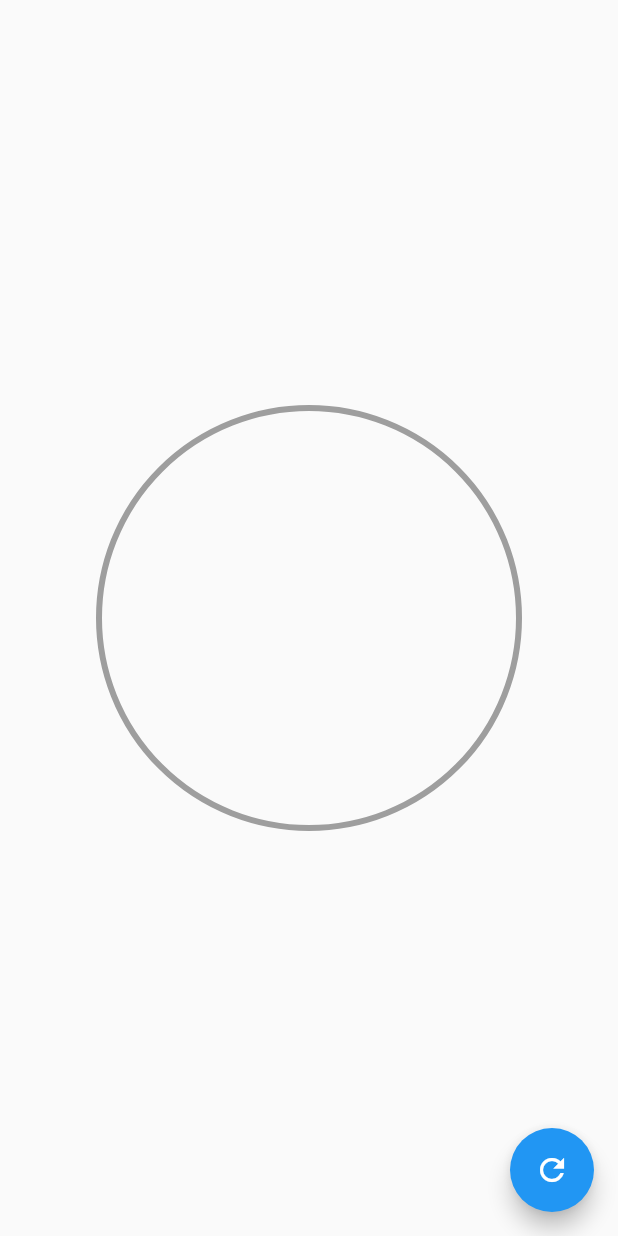
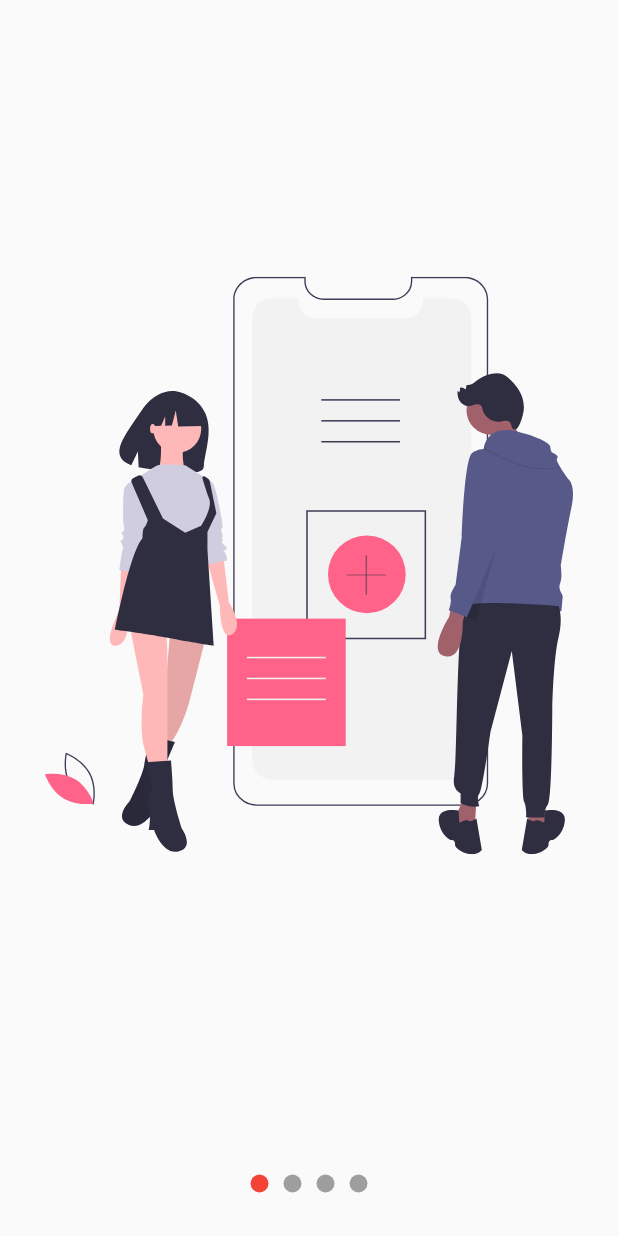
Before and after one commit to geceba/AnimacionesFlutter, a Flutter app: the screen it shows after launch, on a phone screen of 412 x 824 dp. Run offline on Flutter 3.47's test engine with Material 2 defaults, Android fonts, the phone set to English and light mode, and no system bars; our stand-ins replace flutter_svg.

Commit message:
slideshow

```diff
--- a/lib/main.dart
+++ b/lib/main.dart
@@ -1,7 +1,8 @@
 //import 'package:animation/src/pages/Animations.dart';
 //import 'package:animation/src/pages/Headers.dart';
 //import 'package:animation/src/challenge/cuadrado_animado_page.dart';
-import 'package:animation/src/pages/GraficasCirculares.dart';
+//import 'package:animation/src/pages/GraficasCirculares.dart';
+import 'package:animation/src/pages/SlideShow.dart';
 import 'package:flutter/material.dart';
 
 void main() => runApp(MyApp());
@@ -12,7 +13,7 @@ class MyApp extends StatelessWidget {
     return MaterialApp(
       title: 'Diseños',
       debugShowCheckedModeBanner: false,
-      home: GraficasCircularesPage(),
+      home: SlideShowPage(),
     );
   }
 }
--- /dev/null
+++ b/lib/src/labs/slideshow.dart
@@ -0,0 +1,114 @@
+import 'package:animation/src/models/slider_model.dart';
+import 'package:flutter/material.dart';
+import 'package:flutter_svg/flutter_svg.dart';
+import 'package:provider/provider.dart';
+
+class SlideShowPage extends StatelessWidget {
+  @override
+  Widget build(BuildContext context) {
+    return ChangeNotifierProvider(
+      create: (_) => new SliderModel(),
+      child: Scaffold(
+        body: Center(
+          child: Column(
+            children: <Widget>[
+              Expanded(child: _Slides()),
+              _Dots(),
+            ],
+          ),
+        ),
+      ),
+    );
+  }
+}
+
+class _Dots extends StatelessWidget {
+  @override
+  Widget build(BuildContext context) {
+    return Container(
+      width: double.infinity,
+      height: 70,
+      child: Row(
+        mainAxisAlignment: MainAxisAlignment.center,
+        children: <Widget>[
+          _Dot(0),
+          _Dot(1),
+          _Dot(2),
+        ],
+      ),
+    );
+  }
+}
+
+class _Dot extends StatelessWidget {
+  final int index;
+  _Dot(this.index);
+
+  @override
+  Widget build(BuildContext context) {
+    final pageViewIndex = Provider.of<SliderModel>(context).currentPage;
+
+    return AnimatedContainer(
+        duration: Duration(milliseconds: 200),
+        width: 12,
+        height: 12,
+        margin: EdgeInsets.symmetric(horizontal: 5),
+        decoration: BoxDecoration(
+            color: (pageViewIndex >= index - 0.5 && pageViewIndex < index + 0.5) ? Colors.blue : Colors.grey,
+            shape: BoxShape.circle));
+  }
+}
+
+class _Slides extends StatefulWidget {
+  @override
+  __SlidesState createState() => __SlidesState();
+}
+
+class __SlidesState extends State<_Slides> {
+  final pageViewController = new PageController();
+
+  @override
+  void initState() {
+    // TODO: implement initState
+    super.initState();
+    pageViewController.addListener(() {
+      Provider.of<SliderModel>(context, listen: false).currentPage =
+          pageViewController.page;
+    });
+  }
+
+  @override
+  void dispose() {
+    // TODO: implement dispose
+    pageViewController.dispose();
+    super.dispose();
+  }
+
+  @override
+  Widget build(BuildContext context) {
+    return Container(
+        child: PageView(
+      controller: pageViewController,
+      children: <Widget>[
+        _Slide('assets/svgs/slide-1.svg'),
+        _Slide('assets/svgs/slide-2.svg'),
+        _Slide('assets/svgs/slide-3.svg'),
+      ],
+    ));
+  }
+}
+
+class _Slide extends StatelessWidget {
+  final String svg;
+  const _Slide(this.svg);
+
+  @override
+  Widget build(BuildContext context) {
+    return Container(
+      width: double.infinity,
+      height: double.infinity,
+      padding: EdgeInsets.all(30),
+      child: SvgPicture.asset(svg),
+    );
+  }
+}
--- /dev/null
+++ b/lib/src/models/slider_model.dart
@@ -0,0 +1,12 @@
+import 'package:flutter/material.dart';
+
+class SliderModel with ChangeNotifier {
+  double _currentPage = 0;
+
+  double get currentPage => this._currentPage;
+
+  set currentPage(double currentPage) {
+    this._currentPage = currentPage;
+    notifyListeners();
+  }
+}
--- /dev/null
+++ b/lib/src/pages/SlideShow.dart
@@ -0,0 +1,21 @@
+import 'package:animation/src/widgets/slideshow.dart';
+import 'package:flutter/material.dart';
+import 'package:flutter_svg/svg.dart';
+
+class SlideShowPage extends StatelessWidget {
+  @override
+  Widget build(BuildContext context) {
+    return Scaffold(
+      body: Slideshow(
+        dotTop: false,
+        primaryColor: Colors.red,
+        slides: <Widget>[
+          SvgPicture.asset('assets/svgs/slide-1.svg'),
+          SvgPicture.asset('assets/svgs/slide-2.svg'),
+          SvgPicture.asset('assets/svgs/slide-3.svg'),
+          SvgPicture.asset('assets/svgs/slide-4.svg'),
+        ],
+      ),
+    );
+  }
+}
--- a/lib/src/widgets/RadialProgress.dart
+++ b/lib/src/widgets/RadialProgress.dart
@@ -93,6 +93,7 @@ class _MiRadialProgress extends CustomPainter {
     final paintArco = new Paint()
       ..strokeWidth = primaryStroke
       ..color = primaryColor
+      ..strokeCap = StrokeCap.round
       ..style = PaintingStyle.stroke;
 
     double arcAngle = 2 * Math.pi * (percent / 100);
--- /dev/null
+++ b/lib/src/widgets/slideshow.dart
@@ -0,0 +1,138 @@
+import 'package:animation/src/models/slider_model.dart';
+import 'package:flutter/material.dart';
+import 'package:provider/provider.dart';
+
+class Slideshow extends StatelessWidget {
+  final List<Widget> slides;
+  final bool dotTop;
+  final Color primaryColor;
+  final Color secondaryColor;
+
+  Slideshow(
+      {@required this.slides,
+      this.dotTop = false,
+      this.primaryColor = Colors.blue,
+      this.secondaryColor = Colors.grey});
+
+  @override
+  Widget build(BuildContext context) {
+    return ChangeNotifierProvider(
+      create: (_) => new SliderModel(),
+      child: SafeArea(
+        child: Center(
+          child: Column(
+            children: <Widget>[
+              if (this.dotTop)
+                _Dots(
+                    this.slides.length, this.primaryColor, this.secondaryColor),
+              Expanded(child: _Slides(this.slides)),
+              if (!this.dotTop)
+                _Dots(
+                    this.slides.length, this.primaryColor, this.secondaryColor),
+            ],
+          ),
+        ),
+      ),
+    );
+  }
+}
+
+class _Dots extends StatelessWidget {
+  final int totalSlides;
+  final Color primaryColor;
+  final Color secondaryColor;
+
+  _Dots(this.totalSlides, this.primaryColor, this.secondaryColor);
+
+  @override
+  Widget build(BuildContext context) {
+    return Container(
+      width: double.infinity,
+      height: 70,
+      child: Row(
+          mainAxisAlignment: MainAxisAlignment.center,
+          children: List.generate(this.totalSlides,
+              (i) => _Dot(i, this.primaryColor, this.secondaryColor))),
+    );
+  }
+}
+
+class _Dot extends StatelessWidget {
+  final int index;
+  final Color primaryColor;
+  final Color secondaryColor;
+
+  _Dot(this.index, this.primaryColor, this.secondaryColor);
+
+  @override
+  Widget build(BuildContext context) {
+    final pageViewIndex = Provider.of<SliderModel>(context).currentPage;
+
+    return AnimatedContainer(
+        duration: Duration(milliseconds: 200),
+        width: 12,
+        height: 12,
+        margin: EdgeInsets.symmetric(horizontal: 5),
+        decoration: BoxDecoration(
+            color: (pageViewIndex >= index - 0.5 && pageViewIndex < index + 0.5)
+                ? this.primaryColor
+                : this.secondaryColor,
+            shape: BoxShape.circle));
+  }
+}
+
+class _Slides extends StatefulWidget {
+  final List<Widget> slides;
+  _Slides(this.slides);
+
+  @override
+  __SlidesState createState() => __SlidesState();
+}
+
+class __SlidesState extends State<_Slides> {
+  final pageViewController = new PageController();
+
+  @override
+  void initState() {
+    super.initState();
+    pageViewController.addListener(() {
+      Provider.of<SliderModel>(context, listen: false).currentPage =
+          pageViewController.page;
+    });
+  }
+
+  @override
+  void dispose() {
+    pageViewController.dispose();
+    super.dispose();
+  }
+
+  @override
+  Widget build(BuildContext context) {
+    return Container(
+        child: PageView(
+      controller: pageViewController,
+      // children: <Widget>[
+      //   _Slide('assets/svgs/slide-1.svg'),
+      //   _Slide('assets/svgs/slide-2.svg'),
+      //   _Slide('assets/svgs/slide-3.svg'),
+      // ],
+      children: widget.slides.map((slide) => _Slide(slide)).toList(),
+    ));
+  }
+}
+
+class _Slide extends StatelessWidget {
+  final Widget slide;
+  const _Slide(this.slide);
+
+  @override
+  Widget build(BuildContext context) {
+    return Container(
+      width: double.infinity,
+      height: double.infinity,
+      padding: EdgeInsets.all(30),
+      child: slide,
+    );
+  }
+}
```
Also changed, not shown: lib/src/pages/GraficasCirculares.dart (+54 -10 lines), pubspec.yaml (+5 -3 lines), assets/svgs/slide-1.svg (added), assets/svgs/slide-2.svg (added), assets/svgs/slide-3.svg (added), assets/svgs/slide-4.svg (added), assets/svgs/slide-5.svg (added), pubspec.lock.
